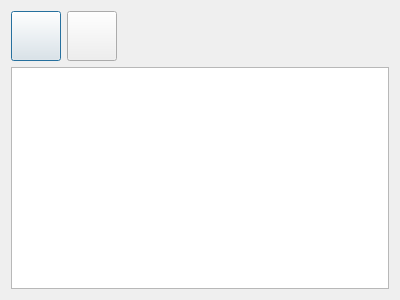
Before: the Qt Designer form Qt_Designer_files/playlist.ui in kanishkarj/Rave, drawn with Qt 5.
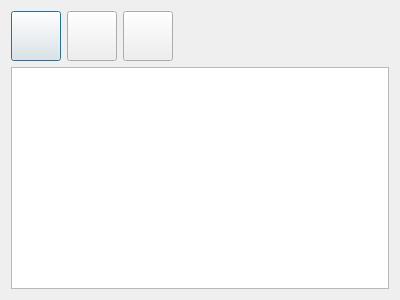
After: the same form once the commit is applied.

Commit message: Drag and drop rearrangement which is enabled by newly added button for Playlists.

```diff
--- a/Qt_Designer_files/playlist.ui
+++ b/Qt_Designer_files/playlist.ui
@@ -55,6 +55,25 @@
      </property>
     </widget>
    </item>
+   <item row="0" column="2">
+    <widget class="QPushButton" name="listRearrange">
+     <property name="minimumSize">
+      <size>
+       <width>50</width>
+       <height>50</height>
+      </size>
+     </property>
+     <property name="maximumSize">
+      <size>
+       <width>50</width>
+       <height>50</height>
+      </size>
+     </property>
+     <property name="text">
+      <string/>
+     </property>
+    </widget>
+   </item>
   </layout>
  </widget>
  <resources/>
```
The commit also changes 9 other files.
